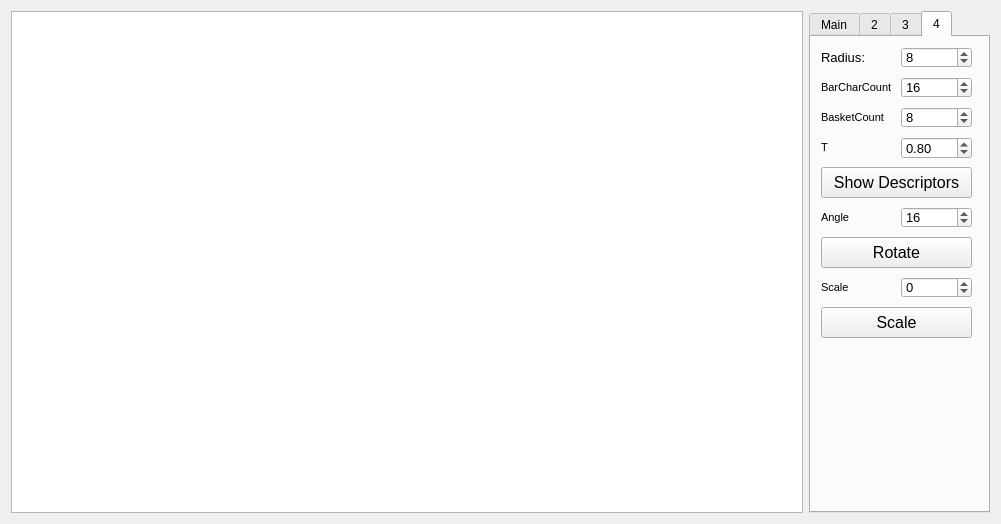
Old version of the form Gui/mainwindow.ui in the repository faystmax/ComputerVision.
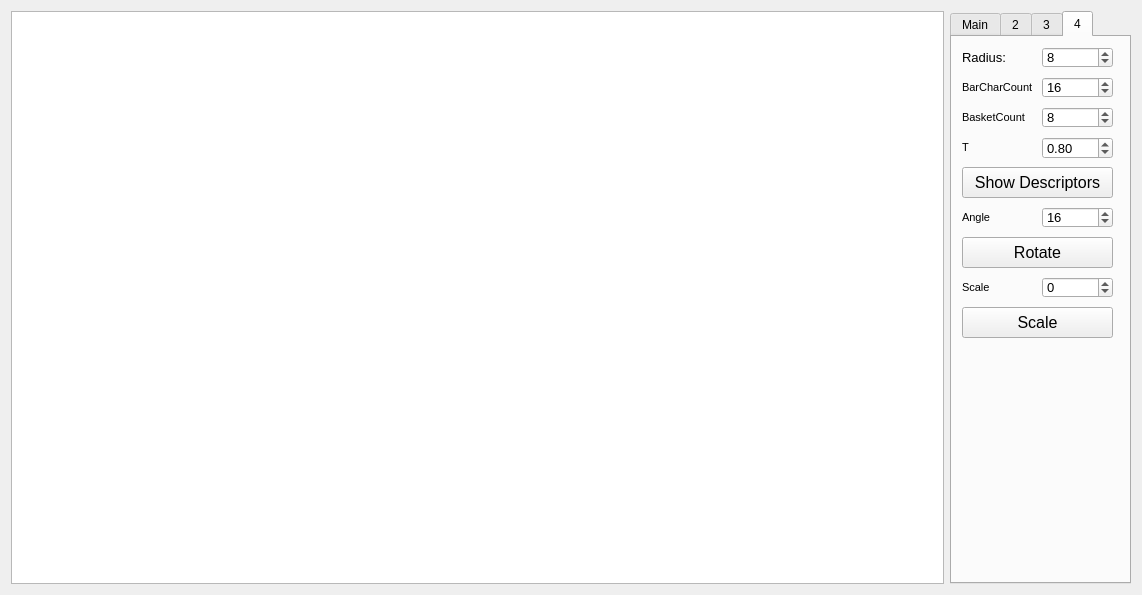
New version of the form. The open tabs and pages were chosen to show the change. Icons and pictures are not drawn.

```diff
--- a/Gui/mainwindow.ui
+++ b/Gui/mainwindow.ui
@@ -6,8 +6,8 @@
    <rect>
     <x>0</x>
     <y>0</y>
-    <width>1001</width>
-    <height>524</height>
+    <width>1142</width>
+    <height>595</height>
    </rect>
   </property>
   <property name="minimumSize">
@@ -955,10 +955,10 @@
          </font>
         </property>
         <property name="minimum">
-         <number>-180</number>
+         <number>-10000</number>
         </property>
         <property name="maximum">
-         <number>180</number>
+         <number>10000</number>
         </property>
         <property name="value">
          <number>0</number>
```
Left out of the diff: 2 changed lines with no effect on the pictures.
